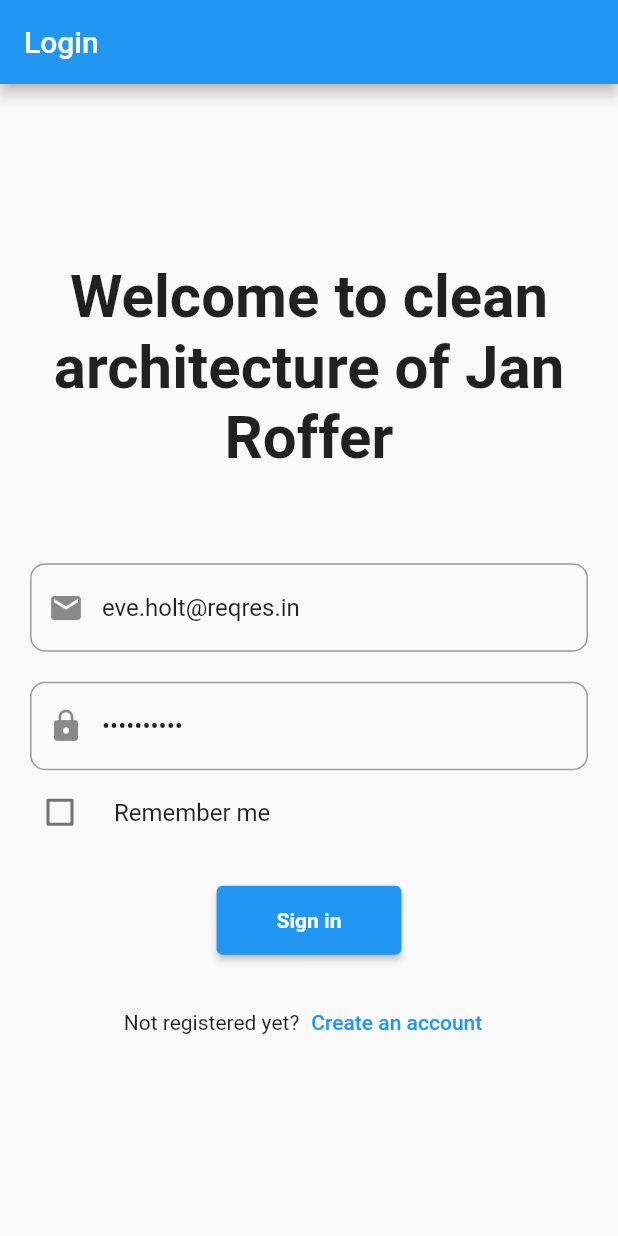
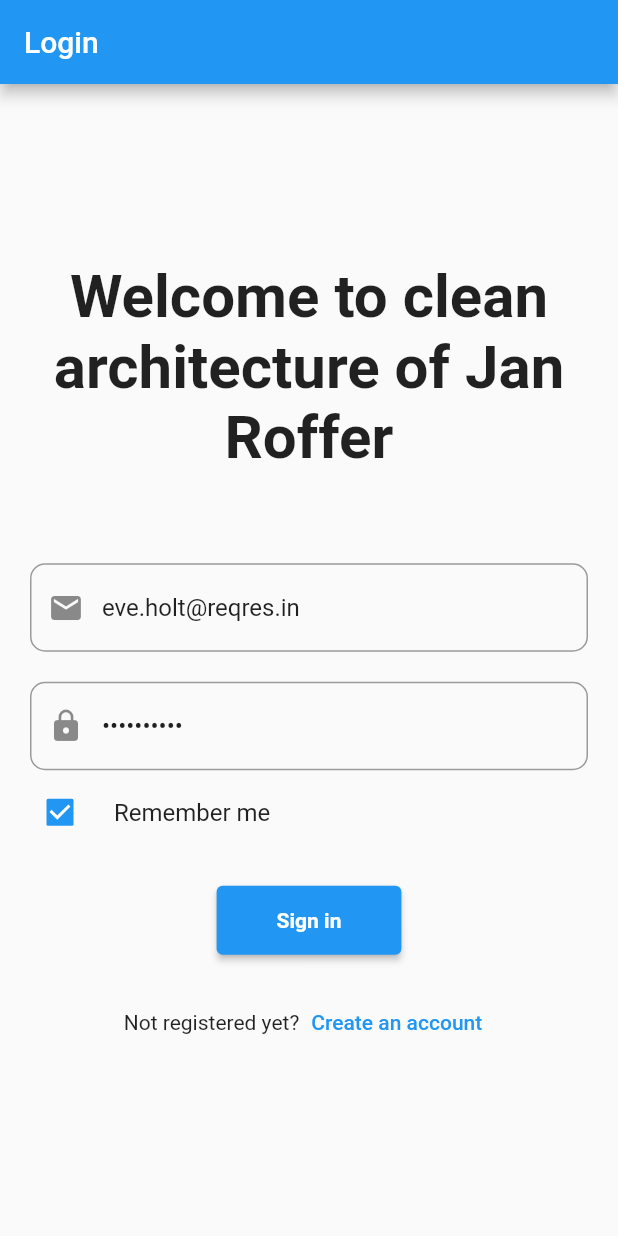
Before and after one commit to Pisey-Nguon/clean_architecture_getx, a Flutter app: the screen it shows after launch, after a tap on "Remember me", on a phone screen of 412 x 824 dp. Run offline on Flutter 3.47's test engine with Material 2 defaults, Android fonts, the phone set to English and light mode, and no system bars; our stand-ins replace email_validator, get, get_storage, logger; missing offline and left inert: flutter_displaymode; accounts and stored records are empty; network calls fail.

Commit message:
push latest code

```diff
--- a/lib/presentation/feature/home/controller/home_controller.dart
+++ b/lib/presentation/feature/home/controller/home_controller.dart
@@ -24,7 +24,7 @@ class HomeController extends GetxController{
   final box = GetStorage();
 
   final formKey = GlobalKey<FormState>();
-  var rememberValue = false;
+  var rememberValue = false.obs;
 
   @override
   void onInit() {
--- a/lib/presentation/feature/home/view/home_page.dart
+++ b/lib/presentation/feature/home/view/home_page.dart
@@ -85,15 +85,18 @@ class HomePage extends GetView<HomeController> {
                           ),
                         ),
                       ),
-                      CheckboxListTile(
+                      Obx(() {
+                          return CheckboxListTile(
                             title: const Text("Remember me"),
                             contentPadding: EdgeInsets.zero,
-                        value: controller.rememberValue,
+                            value: controller.rememberValue.value,
                             activeColor: Theme.of(context).colorScheme.primary,
                             onChanged: (newValue) {
-                          controller.rememberValue = newValue!;
+                              controller.rememberValue.value = newValue!;
                             },
                             controlAffinity: ListTileControlAffinity.leading,
+                          );
+                        }
                       ),
                       const SizedBox(
                         height: 20,
--- a/pubspec.yaml
+++ b/pubspec.yaml
@@ -38,6 +38,7 @@ dependencies:
   get_storage: ^2.0.3
   email_validator: ^2.0.1
   flutter_displaymode: ^0.4.0
+  logger: ^1.1.0
 
 dev_dependencies:
   flutter_test:
```
Also changed, not shown: lib/data/datasource/base_service.dart (+11 -0 lines), pubspec.lock. Lines whose indentation alone changed are shown as unchanged.
